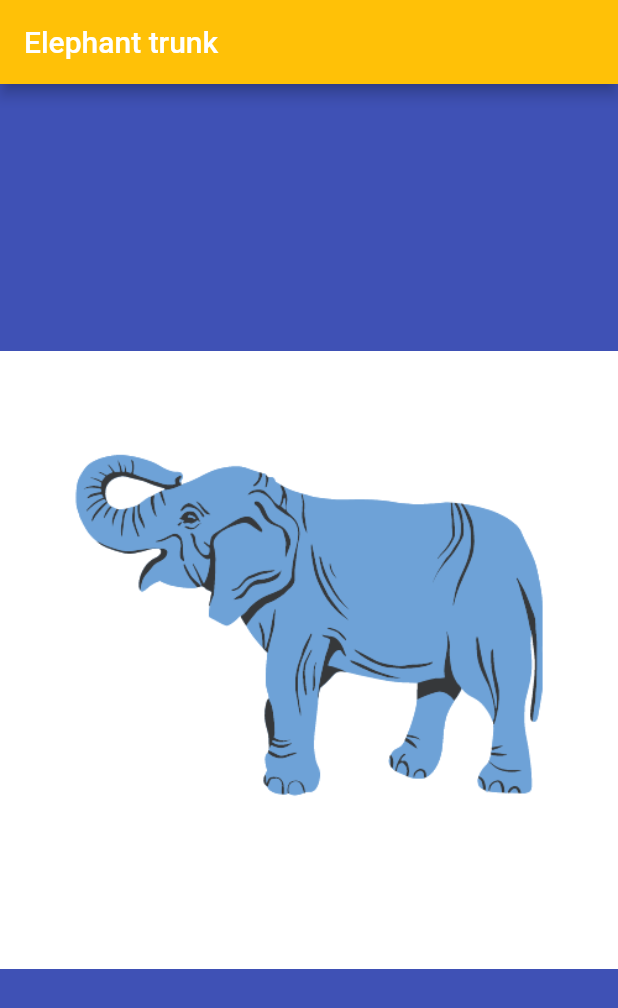
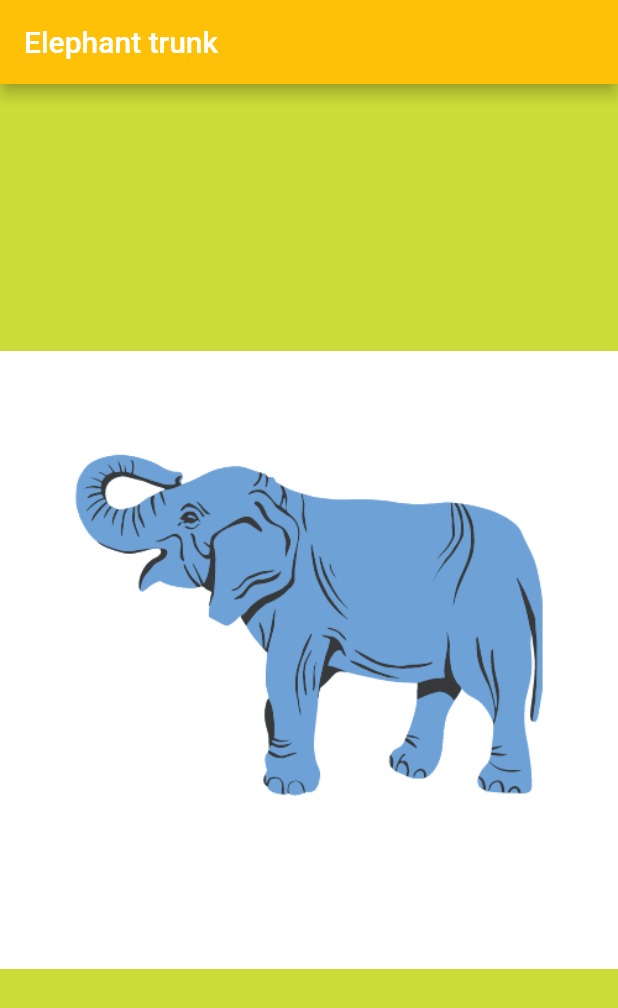
Before and after one commit to mehrbarz/flutter01, a Flutter app: the screen it shows after launch, on a phone screen of 412 x 824 dp. Shown: the top 1008 px of the screen. Run offline on Flutter 3.47's test engine with Material 2 defaults, Android fonts, the light colour scheme and no system bars.

Commit message:
Hot Reload

```diff
--- a/elephant/lib/main.dart
+++ b/elephant/lib/main.dart
@@ -2,10 +2,16 @@ import 'package:flutter/material.dart';
 
 void main() {
   runApp(
-    MaterialApp(
+    MyApp()
+  );
+}
+class MyApp extends StatelessWidget {
+  @override
+  Widget build(BuildContext context) {
+    return MaterialApp(
       debugShowCheckedModeBanner: false,
       home: Scaffold(
-        backgroundColor: Colors.indigo,
+        backgroundColor: Colors.lime,
         appBar: AppBar(
           title: Text('Elephant trunk'),
           backgroundColor: Colors.amber,
@@ -16,6 +22,6 @@ void main() {
           ),
         ),
       ),
-    ),
-  );
+    );
+  }
 }
```
